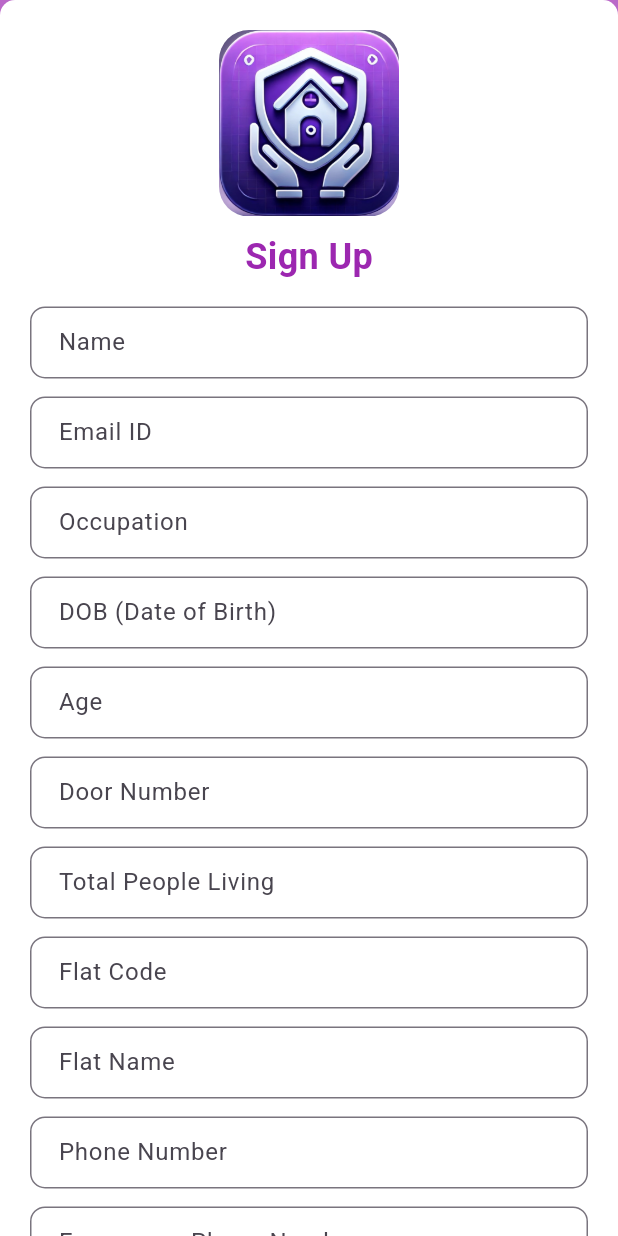
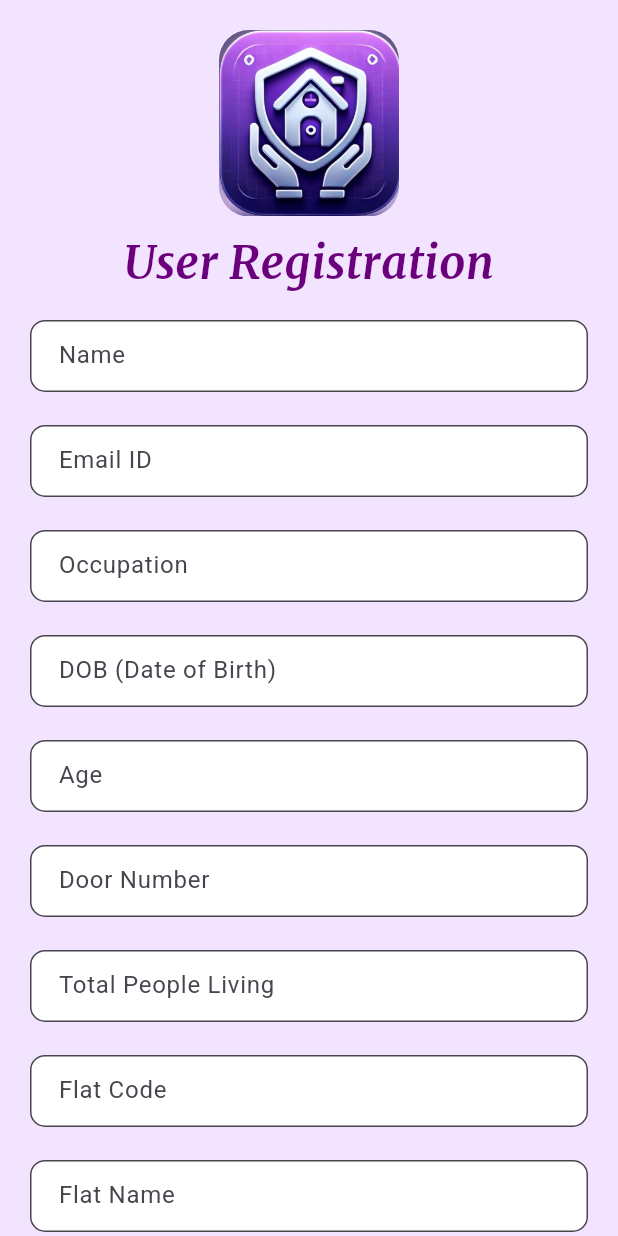
Before and after one commit to Yash29739/SafeHood, a Flutter app: the screen it shows after launch, after a tap on "Create an Account", on a phone screen of 412 x 824 dp. Run offline on Flutter 3.47's test engine with Material 3 defaults, Android fonts, the phone set to English and light mode, and no system bars; our stand-ins replace animated_splash_screen, page_transition.

Commit message:
Updates: Login and signUp screen ui/ux changes

```diff
--- a/lib/login_signup/login_screen.dart
+++ b/lib/login_signup/login_screen.dart
@@ -9,35 +9,65 @@ class LoginScreen extends StatelessWidget {
   @override
   Widget build(BuildContext context) {
     return Scaffold(
-      body: Padding(
+      backgroundColor: Color(0xFFF2E3FF),
+      body: Center(
+        child: SingleChildScrollView(
+          child: Padding(
             padding: const EdgeInsets.all(20.0),
             child: Column(
               mainAxisAlignment: MainAxisAlignment.center,
               children: [
-            Image.asset('assets/logo.jpg', height: 100),
+                ClipRRect(
+                  borderRadius: BorderRadius.circular(30),
+                  child: Image.asset('assets/logo.jpg', width: 120),
+                ),
+                const SizedBox(height: 20),
+                Text(
+                  "User Registration",
+                  style: TextStyle(
+                    fontSize: 30,
+                    color: Color(0xFF6A007C),
+                    fontWeight: FontWeight.bold,
+                    fontFamily: "Merriweather",
+                  ),
+                ),
                 const SizedBox(height: 20),
                 TextField(
                   decoration: InputDecoration(
+                    fillColor: Colors.white,
+                    filled: true,
                     labelText: 'Username',
-                border: OutlineInputBorder(),
+                    border: OutlineInputBorder(
+                      borderRadius: BorderRadius.circular(10),
                     ),
                   ),
-            const SizedBox(height: 10),
+                ),
+                const SizedBox(height: 20),
                 TextField(
                   decoration: InputDecoration(
+                    fillColor: Colors.white,
+                    filled: true,
                     labelText: 'Apartment-code',
-                border: OutlineInputBorder(),
+                    border: OutlineInputBorder(
+                      borderRadius: BorderRadius.circular(10),
                     ),
                   ),
-            const SizedBox(height: 10),
+                ),
+                const SizedBox(height: 20),
                 TextField(
                   obscureText: true,
                   decoration: InputDecoration(
+                    fillColor: Colors.white,
+                    filled: true,
                     labelText: 'Password',
-                border: OutlineInputBorder(),
+                    border: OutlineInputBorder(
+                      borderRadius: BorderRadius.circular(10),
                     ),
                   ),
-            const SizedBox(height: 10),
+                ),
+                Row(
+                  mainAxisAlignment: MainAxisAlignment.end,
+                  children: [
                     TextButton(
                       onPressed:
                           () => {
@@ -48,23 +78,46 @@ class LoginScreen extends StatelessWidget {
                               ),
                             ),
                           },
-              child: const Text('Forgot Password?'),
+                      child: const Text(
+                        'Forgot Password?',
+                        style: TextStyle(
+                          color: Color.fromARGB(255, 0, 140, 255),
+                        ),
+                      ),
+                    ),
+                  ],
                 ),
                 const SizedBox(height: 10),
                 ElevatedButton(
+                  style: ElevatedButton.styleFrom(
+                    backgroundColor: Color(0xFF6A007C),
+                    shape: RoundedRectangleBorder(
+                      borderRadius: BorderRadius.circular(25),
+                    ),
+                    padding: const EdgeInsets.symmetric(
+                      horizontal: 40,
+                      vertical: 12,
+                    ),
+                  ),
                   onPressed: () {
                     Navigator.push(
                       context,
                       MaterialPageRoute(builder: (context) => LandingScreen()),
                     );
                   },
-              child: const Text('Login'),
+                  child: const Text(
+                    'Login',
+                    style: TextStyle(
+                      fontWeight: FontWeight.bold,
+                      color: Colors.white,
+                    ),
+                  ),
                 ),
                 const SizedBox(height: 10),
                 Row(
                   mainAxisAlignment: MainAxisAlignment.center,
                   children: [
-                const Text('Not Registered? '),
+                    const Text('Not Registered?'),
                     TextButton(
                       onPressed: () {
                         Navigator.push(
@@ -74,13 +127,20 @@ class LoginScreen extends StatelessWidget {
                           ),
                         );
                       },
-                  child: const Text('Create an Account'),
+                      child: const Text(
+                        'Create an Account',
+                        style: TextStyle(
+                          color: Color.fromARGB(255, 0, 140, 255),
+                        ),
+                      ),
                     ),
                   ],
                 ),
               ],
             ),
           ),
+        ),
+      ),
     );
   }
 }
--- a/lib/login_signup/signup_screen.dart
+++ b/lib/login_signup/signup_screen.dart
@@ -23,16 +23,12 @@ class SignUpPage extends StatelessWidget {
   @override
   Widget build(BuildContext context) {
     return Scaffold(
-      backgroundColor: Colors.purple[300], // Background color
+      backgroundColor: Color(0xFFF2E3FF), // Background color
       body: Center(
         child: SingleChildScrollView(
           child: Container(
             padding: const EdgeInsets.all(20),
             // Fixed width for form
-            decoration: BoxDecoration(
-              color: Colors.white,
-              borderRadius: BorderRadius.circular(10),
-            ),
             child: Column(
               children: [
                 ClipRRect(
@@ -47,34 +43,49 @@ class SignUpPage extends StatelessWidget {
                 const SizedBox(height: 10),
                 // Sign Up Text
                 const Text(
-                  "Sign Up",
+                  "User Registration",
                   style: TextStyle(
-                    fontSize: 24,
+                    fontSize: 30,
                     fontWeight: FontWeight.bold,
-                    color: Colors.purple,
+                    fontFamily: "Merriweather",
+                    color: Color(0xFF6A007C),
                   ),
                 ),
                 const SizedBox(height: 10),
 
                 // Input Fields
                 _buildTextField("Name"),
+                SizedBox(height: 10),
                 _buildTextField("Email ID"),
+                SizedBox(height: 10),
                 _buildTextField("Occupation"),
+                SizedBox(height: 10),
                 _buildTextField("DOB (Date of Birth)"),
+                SizedBox(height: 10),
                 _buildTextField("Age"),
+                SizedBox(height: 10),
                 _buildTextField("Door Number"),
+                SizedBox(height: 10),
                 _buildTextField("Total People Living"),
+                SizedBox(height: 10),
                 _buildTextField("Flat Code"),
+                SizedBox(height: 10),
                 _buildTextField("Flat Name"),
+                SizedBox(height: 10),
                 _buildTextField("Phone Number"),
+                SizedBox(height: 10),
                 _buildTextField("Emergency Phone Number"),
+                SizedBox(height: 10),
                 _buildTextField("Emergency Contact Name"),
+                SizedBox(height: 10),
                 _buildTextField("Description About Yourself"),
+                SizedBox(height: 10),
                 _buildTextField("Original Place of Residence"),
+                SizedBox(height: 10),
                 _buildTextField("Password", obscureText: true),
+                SizedBox(height: 10),
                 _buildTextField("Confirm Password", obscureText: true),
-
-                const SizedBox(height: 15),
+                SizedBox(height: 15),
 
                 // Submit Button
                 ElevatedButton(
@@ -85,7 +96,7 @@ class SignUpPage extends StatelessWidget {
                     );
                   },
                   style: ElevatedButton.styleFrom(
-
+                    backgroundColor: Color(0xFF6A007C),
                     shape: RoundedRectangleBorder(
                       borderRadius: BorderRadius.circular(25),
                     ),
@@ -95,11 +106,14 @@ class SignUpPage extends StatelessWidget {
                     ),
                   ),
                   child: const Text(
-                    "Submit",
-                    style: TextStyle(color: Color.fromARGB(255, 130, 76, 206), fontSize: 16),
+                    "Register",
+                    style: TextStyle(
+                      color: Colors.white,
+                      fontWeight: FontWeight.bold,
+                      fontSize: 16,
+                    ),
                   ),
                 ),
-
                 Row(
                   mainAxisAlignment: MainAxisAlignment.center,
                   children: [
@@ -116,8 +130,7 @@ class SignUpPage extends StatelessWidget {
                       child: const Text(
                         'Log-In',
                         style: TextStyle(
-                          decoration: TextDecoration.underline,
-                          fontWeight: FontWeight.bold,
+                          color: Color.fromARGB(255, 0, 140, 255),
                         ),
                       ),
                     ),
@@ -138,9 +151,11 @@ class SignUpPage extends StatelessWidget {
         obscureText: obscureText,
         decoration: InputDecoration(
           labelText: label,
+          fillColor: Colors.white,
+          filled: true,
           border: OutlineInputBorder(
             borderRadius: BorderRadius.circular(10),
-            borderSide: const BorderSide(color: Colors.purple),
+            borderSide: const BorderSide(color: Color(0xFF6A007C)),
           ),
           focusedBorder: OutlineInputBorder(
             borderRadius: BorderRadius.circular(10),
--- a/lib/main.dart
+++ b/lib/main.dart
@@ -1,5 +1,6 @@
 import 'dart:async';
-
+import 'package:page_transition/page_transition.dart';
+import 'package:animated_splash_screen/animated_splash_screen.dart';
 import 'package:flutter/material.dart';
 import 'package:safehome/login_signup/login_screen.dart';
 
@@ -27,31 +28,42 @@ class SplashScreen extends StatefulWidget {
 }
 
 class _SplashScreenState extends State<SplashScreen> {
-  @override
-  void initState() {
-    super.initState();
-    Timer(Duration(seconds: 3), () {
-      Navigator.pushReplacement(
-        context,
-        MaterialPageRoute(builder: (context) => LoginScreen()),
-      );
-    });
-  }
+  // @override
+  // void initState() {
+  //   super.initState();
+  // }
 
   @override
   Widget build(BuildContext context) {
-    return Scaffold(
+    return AnimatedSplashScreen(
       backgroundColor: Colors.purple,
-      body: Center(
+      splash: Center(
         child: Column(
           mainAxisAlignment: MainAxisAlignment.center,
           children: [
-            Image.asset('assets/logo.jpg', width: 150),
-            SizedBox(height: 20),
-            Text("SafeHood"),
+            ClipRRect(
+              borderRadius: BorderRadius.circular(30),
+              child: Image.asset('assets/logo.jpg', width: 150),
+            ),
+            SizedBox(height: 10),
+            Text(
+              "SafeHood",
+              style: TextStyle(
+                fontWeight: FontWeight.bold,
+                fontSize: 40,
+                color: Colors.white,
+              ),
+            ),
           ],
         ),
       ),
+      nextScreen: const LoginScreen(),
+      splashIconSize: 520,
+      centered: true,
+      duration: 3000,
+      splashTransition: SplashTransition.fadeTransition,
+      pageTransitionType: PageTransitionType.fade,
+      animationDuration: Duration(milliseconds: 2000),
     );
   }
 }
--- a/pubspec.yaml
+++ b/pubspec.yaml
@@ -35,6 +35,8 @@ dependencies:
   # Use with the CupertinoIcons class for iOS style icons.
   cupertino_icons: ^1.0.8
   firebase_core: ^3.12.1
+  flutter_animated_splash: ^0.0.10
+  animated_splash_screen: ^1.3.0
 
 dev_dependencies:
   flutter_test:
```
Also changed, not shown: pubspec.lock. Lines whose indentation alone changed are shown as unchanged.
